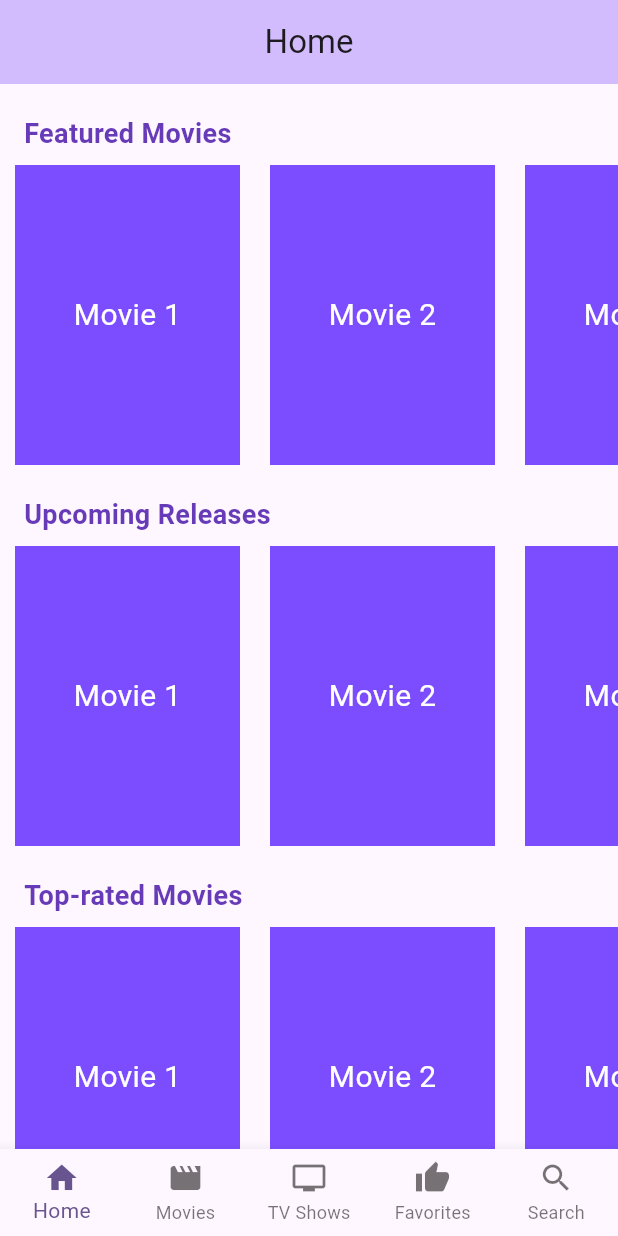
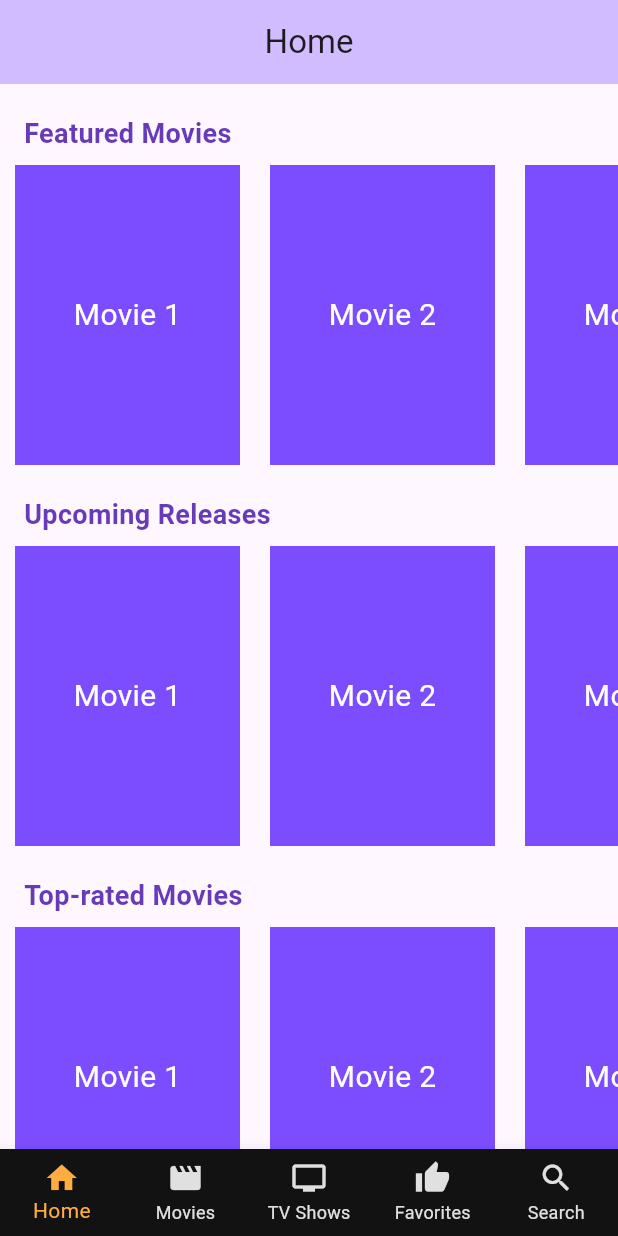
Before and after one commit to mauriciolechugaCA/PopcornMate, a Flutter app: the screen it shows after launch, on a phone screen of 412 x 824 dp. Run offline on Flutter 3.47's test engine with Material 3 defaults, Android fonts, the phone set to English and light mode, and no system bars.

Commit message:
Add custom color theme and update navigation bar styles

```diff
--- a/lib/main.dart
+++ b/lib/main.dart
@@ -1,5 +1,6 @@
 import 'package:flutter/material.dart';
 import 'package:popcornmate_app/navigation/main_navigation.dart';
+import 'package:popcornmate_app/theme/colors.dart';
 
 void main() {
   runApp(const MyApp());
@@ -14,7 +15,12 @@
       title: 'PopcornMate',
       debugShowCheckedModeBanner: false,
       theme: ThemeData(
-        colorScheme: ColorScheme.fromSeed(seedColor: Colors.deepPurple),
+        primaryColor: AppColors.primary,
+        // scaffoldBackgroundColor: AppColors.secondary,
+        colorScheme: Theme.of(context).colorScheme.copyWith(
+          primary: AppColors.accent,
+          secondary: AppColors.highlight,
+        ),
         useMaterial3: true,
       ),
       home: const MainNavigation(),
--- a/lib/navigation/main_navigation.dart
+++ b/lib/navigation/main_navigation.dart
@@ -1,6 +1,7 @@
 import 'package:flutter/material.dart';
 import 'package:popcornmate_app/home_screen.dart';
 import 'package:popcornmate_app/search_screen.dart';
+import 'package:popcornmate_app/theme/colors.dart';
 
 class MainNavigation extends StatefulWidget {
   const MainNavigation({super.key});
@@ -34,6 +35,9 @@ class _MainNavigationState extends State<MainNavigation> {
       body: _pages[_selectedIndex],
       bottomNavigationBar: BottomNavigationBar(
         type: BottomNavigationBarType.fixed,
+        backgroundColor: AppColors.primary,
+        selectedItemColor: AppColors.accent,
+        unselectedItemColor: AppColors.text,
         items: const <BottomNavigationBarItem>[
           BottomNavigationBarItem(icon: Icon(Icons.home), label: 'Home'),
           BottomNavigationBarItem(icon: Icon(Icons.movie), label: 'Movies'),
--- /dev/null
+++ b/lib/theme/colors.dart
@@ -0,0 +1,9 @@
+import 'package:flutter/material.dart';
+
+class AppColors {
+  static const Color primary = Color(0xFF121212);
+  static const Color secondary = Color(0xFF1E1E2C);
+  static const Color accent = Color(0xFFFFAC41);
+  static const Color highlight = Color(0xFFD32F2F);
+  static const Color text = Color(0xFFE0E0E0);
+}
```
